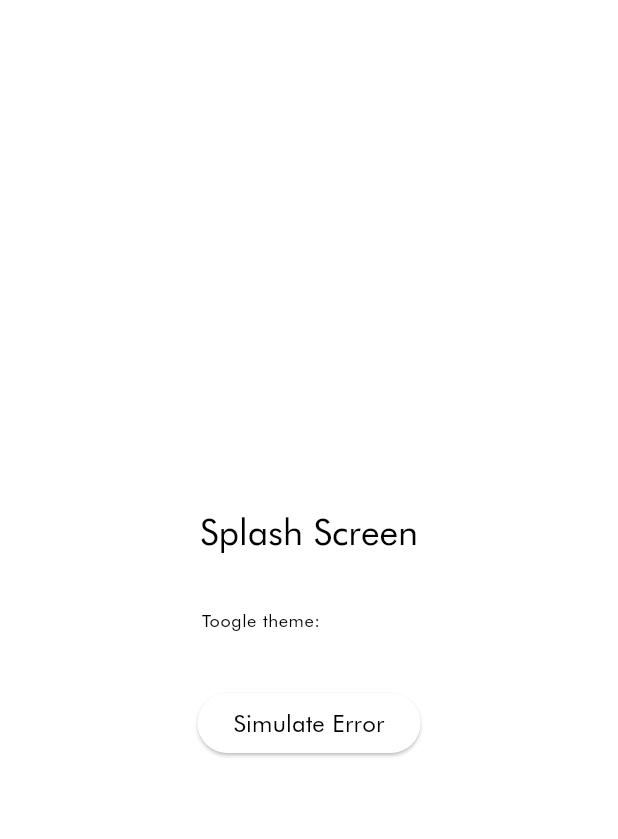
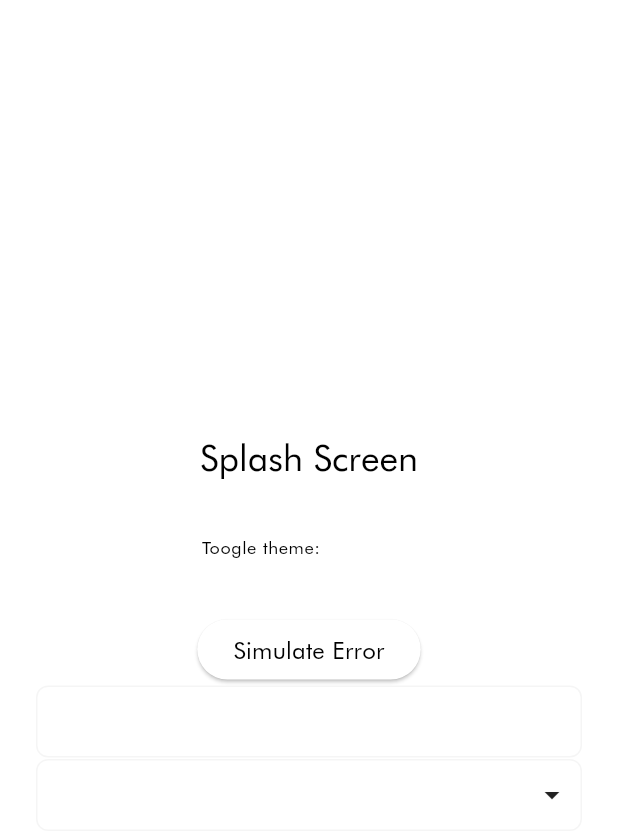
Before and after one commit to WorkWithAfridi/Flutter-MVC-Template, a Flutter app: the screen it shows after launch, on a phone screen of 412 x 824 dp. Shown: the top 839 px of the screen. Run offline on Flutter 3.47's test engine with Material 3 defaults, Android fonts, the phone set to English and light mode, and no system bars; our stand-ins replace connectivity_plus, dio, flutter_screenutil, gap, get, get_storage.

Commit message:
Added custom text field with drop down option

```diff
--- /dev/null
+++ b/lib/core/resource/widgets/custom_text_field.dart
@@ -0,0 +1,151 @@
+import 'package:flutter/material.dart';
+import 'package:get/get.dart';
+
+class CustomTextField extends StatelessWidget {
+  CustomTextField(
+      {Key? key,
+      this.controller,
+      this.fillColor = Colors.white,
+      this.validator,
+      this.obscureText = false,
+      this.onChanged,
+      this.keyboardType,
+      this.suffixIcon,
+      this.hintText,
+      this.prefixIcon,
+      this.maxLines = 1,
+      this.textAlign = TextAlign.start,
+      this.isDropDown = false,
+      this.dropDownOptions})
+      : super(key: key);
+  final TextEditingController? controller;
+  final Color? fillColor;
+  final FormFieldValidator<String>? validator;
+  final bool obscureText;
+  final ValueChanged<String>? onChanged;
+  final Widget? suffixIcon;
+  final String? hintText;
+  final TextInputType? keyboardType;
+  final Widget? prefixIcon;
+  final int maxLines;
+  TextAlign textAlign;
+
+  bool isDropDown;
+  List<String>? dropDownOptions;
+
+  @override
+  Widget build(BuildContext context) {
+    return isDropDown ? DropDownTextField(context) : GetTextField(context);
+  }
+
+  PopupMenuButton<String> DropDownTextField(BuildContext context) {
+    return PopupMenuButton<String>(
+      position: PopupMenuPosition.over,
+      offset: const Offset(1, 15),
+      onSelected: (value) {
+        controller?.text = value;
+      },
+      surfaceTintColor: Colors.white,
+      color: Colors.white,
+      itemBuilder: (BuildContext context) {
+        return [
+          ...(dropDownOptions ?? []).map(
+            (option) {
+              return PopupMenuItem<String>(
+                value: option,
+                child: Text(
+                  option,
+                  style: Theme.of(context).textTheme.bodyMedium?.copyWith(
+                        color: Colors.grey,
+                      ),
+                ),
+              );
+            },
+          ).toList()
+        ];
+      },
+      child: Stack(
+        alignment: Alignment.center,
+        children: [
+          GetTextField(
+            context,
+          ),
+          Container(
+            color: Colors.transparent,
+            height: 50,
+            width: Get.width,
+          ),
+          const Positioned(
+            top: 0,
+            bottom: 0,
+            right: 8,
+            child: Icon(
+              Icons.arrow_drop_down,
+            ),
+          )
+        ],
+      ),
+    );
+  }
+
+  TextFormField GetTextField(
+    BuildContext context,
+  ) {
+    return TextFormField(
+      enabled: !isDropDown,
+      onChanged: onChanged,
+      maxLines: maxLines,
+      obscureText: obscureText,
+      validator: validator,
+      controller: controller,
+      cursorColor: Colors.black,
+      style: Theme.of(context).textTheme.bodyMedium?.copyWith(
+            color: Colors.grey,
+          ),
+      textAlign: textAlign,
+      keyboardType: keyboardType,
+      decoration: InputDecoration(
+        suffixIcon: suffixIcon,
+        prefixIcon: prefixIcon,
+        prefixIconColor: MaterialStateColor.resolveWith(
+          (states) => states.contains(MaterialState.focused) ? Colors.grey : Colors.black,
+        ),
+        suffixIconColor: MaterialStateColor.resolveWith(
+          (states) => states.contains(MaterialState.focused) ? Colors.grey : Colors.black,
+        ),
+        fillColor: fillColor,
+        filled: true,
+        hintText: hintText,
+        hintStyle: Theme.of(context).textTheme.bodyMedium?.copyWith(
+              color: Colors.grey.withOpacity(.7),
+            ),
+        contentPadding: const EdgeInsets.only(
+          left: 16,
+          top: 11,
+          bottom: 11,
+          right: 16,
+        ),
+        border: OutlineInputBorder(
+          borderRadius: BorderRadius.circular(8),
+          borderSide: BorderSide(color: Colors.grey.withOpacity(.1), width: 1.0),
+        ),
+        focusedBorder: OutlineInputBorder(
+          borderRadius: BorderRadius.circular(8),
+          borderSide: BorderSide(color: Colors.grey.withOpacity(.5), width: 1.0),
+        ),
+        disabledBorder: OutlineInputBorder(
+          borderRadius: BorderRadius.circular(8),
+          borderSide: BorderSide(color: Colors.grey.withOpacity(.1), width: 1.0),
+        ),
+        enabledBorder: OutlineInputBorder(
+          borderRadius: BorderRadius.circular(8),
+          borderSide: BorderSide(color: Colors.grey.withOpacity(.1), width: 1.0),
+        ),
+        errorBorder: OutlineInputBorder(
+          borderRadius: BorderRadius.circular(8),
+          borderSide: BorderSide(color: Colors.red.withOpacity(.3), width: 1.0),
+        ),
+      ),
+    );
+  }
+}
--- a/lib/feature/splash/views/splash_screen.dart
+++ b/lib/feature/splash/views/splash_screen.dart
@@ -1,3 +1,4 @@
+import 'package:clean_mvc_template/core/resource/widgets/custom_text_field.dart';
 import 'package:flutter/material.dart';
 import 'package:gap/gap.dart';
 
@@ -9,7 +10,10 @@ class SplashScreen extends StatelessWidget {
   @override
   Widget build(BuildContext context) {
     return Scaffold(
-      body: SizedBox(
+      body: Container(
+        padding: const EdgeInsets.symmetric(
+          horizontal: 24,
+        ),
         width: double.maxFinite,
         child: Column(
           mainAxisAlignment: MainAxisAlignment.center,
@@ -54,6 +58,14 @@ class SplashScreen extends StatelessWidget {
                 style: Theme.of(context).textTheme.titleMedium,
               ),
             ),
+            CustomTextField(),
+            CustomTextField(
+              isDropDown: true,
+              dropDownOptions: const [
+                "Test 1",
+                "Test 2",
+              ],
+            ),
           ],
         ),
       ),
```
